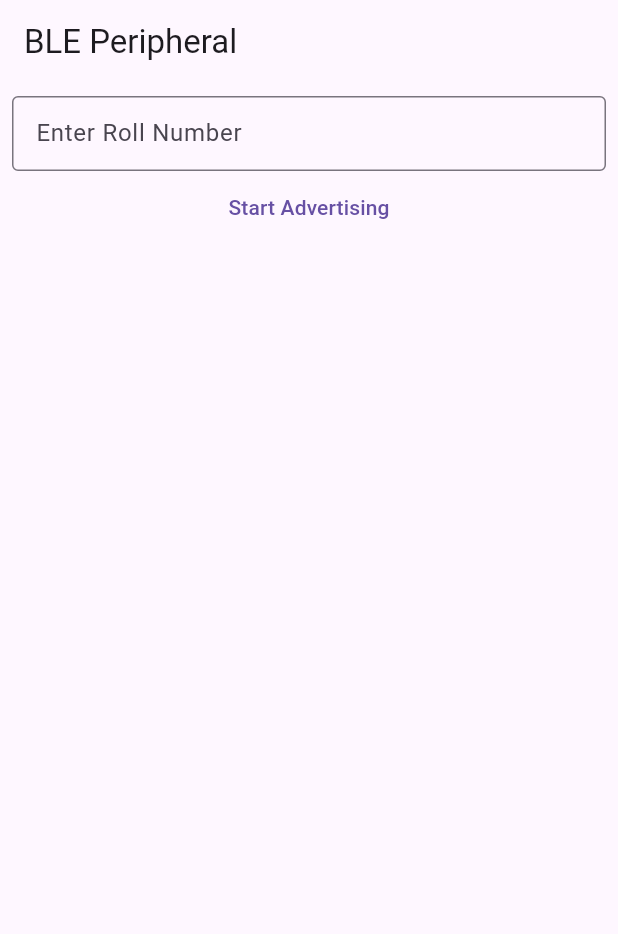
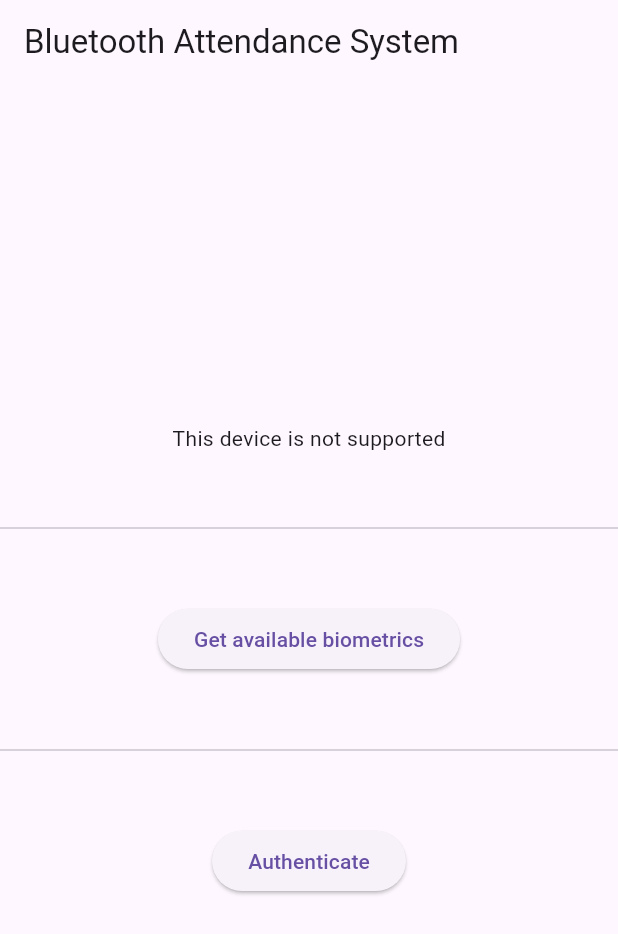
Before and after one commit to triple-a-projects/BLE_Proximity, a Flutter app: the screen it shows after launch, on a phone screen of 412 x 824 dp. Shown: the top 934 px of the screen. Run offline on Flutter 3.47's test engine with Material 3 defaults, Android fonts, the phone set to English and light mode, and no system bars; our stand-ins replace firebase_core, hex, local_auth; missing offline and left inert: flutter_ble_peripheral; accounts and stored records are empty.

Commit message:
firebase and local auth setup

```diff
--- a/lib/login.dart
+++ b/lib/login.dart
@@ -0,0 +1,81 @@
+import 'package:flutter/material.dart';
+import 'package:flutter/services.dart';
+import 'package:local_auth/local_auth.dart';
+
+class LoginPage extends StatefulWidget {
+  const LoginPage({super.key});
+
+  @override
+  State<LoginPage> createState() => _LoginPageState();
+}
+
+class _LoginPageState extends State<LoginPage> {
+  late final LocalAuthentication auth;
+  bool _supportState = false;
+
+  @override
+  void initState() {
+    super.initState();
+    auth = LocalAuthentication();
+    auth.isDeviceSupported().then(
+          (bool isSupported) => setState(() {
+            _supportState = isSupported;
+          }),
+        );
+  }
+
+  @override
+  Widget build(BuildContext context) {
+    return Scaffold(
+        appBar: AppBar(
+          title: const Text('Bluetooth Attendance System'),
+        ),
+        body: Column(
+          mainAxisAlignment: MainAxisAlignment.center,
+          children: <Widget>[
+            if (_supportState)
+              const Text('This device is supported')
+            else
+              const Text('This device is not supported'),
+            const Divider(
+              height: 100,
+            ),
+            ElevatedButton(
+                onPressed: _getAvailableBiometrics,
+                child: const Text("Get available biometrics")),
+            const Divider(
+              height: 100,
+            ),
+            ElevatedButton(
+                onPressed: _authenticate, child: Text('Authenticate')),
+          ],
+        ));
+  }
+
+  Future<void> _authenticate() async {
+    try {
+      bool authenticated = await auth.authenticate(
+          localizedReason:
+              'You must authenticate yourself to continue to the app.',
+          options: const AuthenticationOptions(
+            stickyAuth: true,
+            biometricOnly: true,
+          ));
+
+      print('Authenticated: $authenticated');
+    } on PlatformException catch (e) {
+      print(e);
+    }
+  }
+
+  Future<void> _getAvailableBiometrics() async {
+    List<BiometricType> availableBiometrics =
+        await auth.getAvailableBiometrics();
+
+    print("List of available biometrics: $availableBiometrics");
+
+    if (!mounted) {
+      return;
+    }
+  }
+}
--- a/lib/main.dart
+++ b/lib/main.dart
@@ -1,6 +1,10 @@
 import 'dart:convert';
 import 'dart:typed_data';
 import 'dart:async';
+import 'package:firebase_core/firebase_core.dart';
+
+import 'firebase_options.dart';
+import 'login.dart';
 import 'package:flutter/foundation.dart';
 import 'package:flutter/material.dart';
 import 'package:flutter_ble_peripheral/flutter_ble_peripheral.dart';
@@ -8,21 +12,24 @@ import 'package:uuid/uuid.dart';
 import 'package:crypto/crypto.dart';
 import 'package:hex/hex.dart';
 
-void main() {
+void main() async {
+  WidgetsFlutterBinding.ensureInitialized();
+  await Firebase.initializeApp(
+    options: DefaultFirebaseOptions.currentPlatform,
+  );
   runApp(MyApp());
 }
 
 class MyApp extends StatelessWidget {
   @override
-  Widget build
-  (BuildContext context) {
+  Widget build(BuildContext context) {
     return MaterialApp(
       debugShowCheckedModeBanner: false,
       title: 'BLE Peripheral',
       theme: ThemeData(
         primarySwatch: Colors.blue,
       ),
-      home: MyHomePage(),
+      home: LoginPage(),
     );
   }
 }
@@ -38,7 +45,7 @@ class _MyHomePageState extends State<MyHomePage> {
 
   String uniqueUUID = Uuid().v4();
 
-  final rollNumberController = TextEditingController() ;
+  final rollNumberController = TextEditingController();
 
   @override
   void dispose() {
@@ -76,13 +83,11 @@ class _MyHomePageState extends State<MyHomePage> {
                   }
                 },
                 child: Text(
-                isAdvertising ? 'Stop Advertising' : 'Start Advertising'
-            ),
+                    isAdvertising ? 'Stop Advertising' : 'Start Advertising'),
               ),
             ),
           ],
-      )
-    );
+        ));
   }
 
   Future<void> startAdvertising() async {
@@ -97,7 +102,6 @@ class _MyHomePageState extends State<MyHomePage> {
     // String rollNumber = "077BEI008";//d204303737424549303134
     //
     //d204303737424549303134
-
 
     String rollNumber = rollNumberController.text;
     String serviceDataUUID = generateUUIDRollNumber(rollNumber);
@@ -123,12 +127,11 @@ class _MyHomePageState extends State<MyHomePage> {
     );
 
     AdvertiseSetParameters advertiseSetParameters = AdvertiseSetParameters();
-    advertiseTime = Timer.periodic(Duration(seconds:5), (timer) {
+    advertiseTime = Timer.periodic(Duration(seconds: 5), (timer) {
       try {
         FlutterBlePeripheral().start(
             advertiseData: advertiseData,
-        advertiseSetParameters: advertiseSetParameters
-      );
+            advertiseSetParameters: advertiseSetParameters);
         setState(() {
           isAdvertising = true;
           print(serviceDataUUID);
@@ -151,7 +154,7 @@ class _MyHomePageState extends State<MyHomePage> {
     }
   }
 
-  String generateUUIDRollNumber(String rollNumber){
+  String generateUUIDRollNumber(String rollNumber) {
     String uniqueUUID = Uuid().v5(Uuid.NAMESPACE_URL, rollNumber);
     String serviceDataUUID = '0000$uniqueUUID-0000-1000-8000-00805f9b34fb';
     String serviceRollNumber = serviceDataUUID.replaceAll('-', '');
--- a/pubspec.yaml
+++ b/pubspec.yaml
@@ -13,6 +13,9 @@ dependencies:
   uuid: ^4.3.3
   crypto: ^3.0.3
   hex: ^0.2.0
+  local_auth: ^2.2.0
+  firebase_core: ^2.26.0
+  firebase_auth: ^4.17.7
 
 dev_dependencies:
   flutter_test:
```
Also changed, not shown: lib/firebase_options.dart (added), pubspec.lock, 11 other files. Lines whose indentation alone changed are shown as unchanged.
